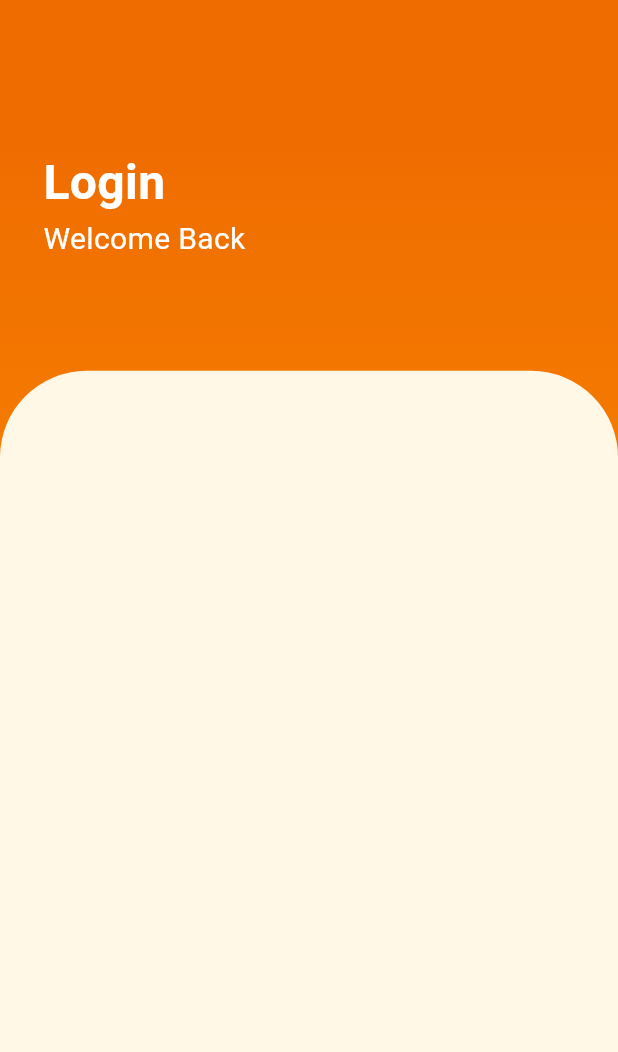
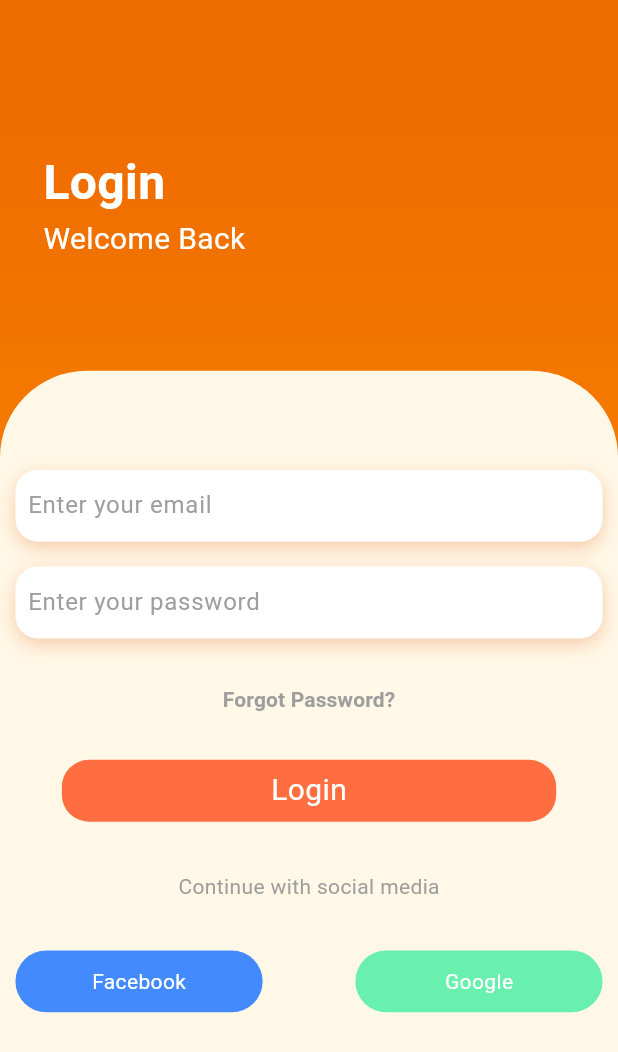
Before and after one commit to Ater-tech/LOGINUI, a Flutter app: the CurvedDownUi screen opened directly, on a phone screen of 412 x 824 dp. Shown: the top 1052 px of the screen. Run offline on Flutter 3.47's test engine with Material 3 defaults, Android fonts, the phone set to English and light mode, and no system bars; Roboto replaces fonts that are missing (Momo).

Commit message:
second ui added

```diff
--- a/ui_templates/lib/log_in_pages/curved_ui/curved_down_ui.dart
+++ b/ui_templates/lib/log_in_pages/curved_ui/curved_down_ui.dart
@@ -1,15 +1,17 @@
 import 'package:flutter/material.dart';
+import 'up.dart';
+import 'down.dart';
 
-class CurvedDownUi extends StatefulWidget{
+class CurvedDownUi extends StatefulWidget {
   const CurvedDownUi({super.key});
 
   @override
   State<CurvedDownUi> createState() => _MyUIState();
 }
 
-class _MyUIState extends State<CurvedDownUi>{
+class _MyUIState extends State<CurvedDownUi> {
   @override
-  Widget build(BuildContext context){
+  Widget build(BuildContext context) {
     final height = MediaQuery.sizeOf(context).height;
     final width = MediaQuery.sizeOf(context).width;
     return Scaffold(
@@ -17,7 +19,8 @@ class _MyUIState extends State<CurvedDownUi>{
         height: height,
         width: width,
         decoration: BoxDecoration(
-          gradient: LinearGradient(colors: [
+          gradient: LinearGradient(
+            colors: [
               Colors.orange.shade800,
               Colors.orange.shade700,
               Colors.orange.shade600,
@@ -26,48 +29,11 @@ class _MyUIState extends State<CurvedDownUi>{
             stops: [0.1, 0.4, 0.7, 0.9],
             begin: Alignment.topCenter,
             end: Alignment.bottomCenter,
-          )
+          ),
         ),
         child: Column(
           crossAxisAlignment: CrossAxisAlignment.start,
-        children: [
-            Flexible(
-              flex: 3,
-              child: Padding(
-                padding: EdgeInsetsGeometry.only(
-                top: height*0.12,
-                left: width*0.07,
-                bottom: height*0.05),
-                child: Column(
-                  crossAxisAlignment: CrossAxisAlignment.start,
-                  children: [
-                    Text(
-                      "Login",
-                      style: TextStyle(
-                        color: Colors.white,
-                        fontWeight: FontWeight.bold,
-                        fontSize: 32),
-                        ),
-                    Text("Welcome Back", style: TextStyle(color: Colors.white, fontSize: 20),),
-                    ],
-                ),
-                ),
-            ),
-          Flexible(
-            flex: 7,
-            child: SingleChildScrollView(
-              child: Container(
-                height: height*0.7,
-                decoration: BoxDecoration(
-                  color: const Color(0xFFFFF8E7),
-                  borderRadius: BorderRadius.only(
-                    topLeft: Radius.circular(height*0.07),
-                    topRight: Radius.circular(height*0.07)),
-                ), // Cream,
-              ),
-            ),
-          ),
-        ],
+          children: [up(height, width), down(height, width)],
         ),
       ),
     );
--- /dev/null
+++ b/ui_templates/lib/log_in_pages/curved_ui/down.dart
@@ -0,0 +1,118 @@
+import 'package:flutter/material.dart';
+import 'package:ui_templates/log_in_pages/curved_ui/password_field.dart';
+import 'email_field.dart';
+
+Flexible down(double height, double width) {
+  return Flexible(
+    flex: 7,
+    child: SingleChildScrollView(
+      child: Container(
+        padding: EdgeInsets.symmetric(horizontal: width * 0.025),
+        height: height * 0.7,
+        decoration: BoxDecoration(
+          color: const Color(0xFFFFF8E7),
+          borderRadius: BorderRadius.only(
+            topLeft: Radius.circular(height * 0.07),
+            topRight: Radius.circular(height * 0.07),
+          ),
+        ),
+        child: Column(
+          children: [
+            SizedBox(height: height * 0.08),
+            emailField(width),
+            SizedBox(height: height * 0.02),
+            passwordField(width),
+            SizedBox(height: height * 0.02),
+            TextButton(
+              onPressed: () {},
+              child: Text(
+                "Forgot Password?",
+                style: TextStyle(
+                  color: Colors.grey,
+                  fontWeight: FontWeight.bold,
+                ),
+              ),
+            ),
+            SizedBox(height: height * 0.02),
+            loginButton(width, height),
+            SizedBox(height: height * 0.04),
+            Text(
+              "Continue with social media",
+              style: TextStyle(color: Colors.grey, fontFamily: 'Momo'),
+            ),
+            SizedBox(height: height * 0.04),
+            Row(
+              mainAxisAlignment: MainAxisAlignment.spaceAround,
+              children: [
+                Expanded(
+                  child: Container(
+                    height: height * 0.05,
+                    decoration: BoxDecoration(
+                      color: Colors.blueAccent,
+                      borderRadius: BorderRadius.circular(50),
+                    ),
+                    child: InkWell(
+                      onTap: () {},
+                      child: Center(
+                        child: Text(
+                          "Facebook",
+                          style: TextStyle(
+                            color: Colors.white,
+                            fontFamily: 'Momo',
+                          ),
+                        ),
+                      ),
+                    ),
+                  ),
+                ),
+                SizedBox(width: width * 0.15),
+                Expanded(
+                  child: Container(
+                    height: height * 0.05,
+                    decoration: BoxDecoration(
+                      color: Colors.greenAccent,
+                      borderRadius: BorderRadius.circular(50),
+                    ),
+                    child: Center(
+                      child: Text(
+                        "Google",
+                        style: TextStyle(
+                          color: Colors.white,
+                          fontFamily: 'Momo',
+                        ),
+                      ),
+                    ),
+                  ),
+                ),
+              ],
+            ),
+          ],
+        ), // Cream,
+      ),
+    ),
+  );
+}
+
+Container loginButton(double width, double height) {
+  return Container(
+    width: width * 0.8,
+    height: height * 0.05,
+    decoration: BoxDecoration(
+      borderRadius: BorderRadius.circular(18),
+      color: Colors.deepOrangeAccent,
+    ),
+    child: InkWell(
+      onTap: () {},
+      child: Center(
+        child: Text(
+          "Login",
+          style: TextStyle(
+            color: Colors.white,
+            fontSize: 20,
+            fontFamily: 'Momo',
+          ),
+        ),
+      ),
+    ),
+  );
+}
--- /dev/null
+++ b/ui_templates/lib/log_in_pages/curved_ui/up.dart
@@ -0,0 +1,31 @@
+import 'package:flutter/material.dart';
+
+Flexible up(double height, double width) {
+  return Flexible(
+    flex: 3,
+    child: Padding(
+      padding: EdgeInsetsGeometry.only(
+        top: height * 0.12,
+        left: width * 0.07,
+        bottom: height * 0.05,
+      ),
+      child: Column(
+        crossAxisAlignment: CrossAxisAlignment.start,
+        children: [
+          Text(
+            "Login",
+            style: TextStyle(
+              color: Colors.white,
+              fontWeight: FontWeight.bold,
+              fontSize: 32,
+            ),
+          ),
+          Text(
+            "Welcome Back",
+            style: TextStyle(color: Colors.white, fontSize: 20),
+          ),
+        ],
+      ),
+    ),
+  );
+}
```
Also changed, not shown: ui_templates/lib/home/home_page.dart (+2 -42 lines), ui_templates/lib/log_in_pages/curved_ui/email_field.dart (added, +25 -0 lines), ui_templates/lib/log_in_pages/curved_ui/password_field.dart (added, +25 -0 lines), ui_templates/lib/log_in_pages/log_in_page_list.dart (added, +58 -0 lines). Lines whose indentation alone changed are shown as unchanged.
